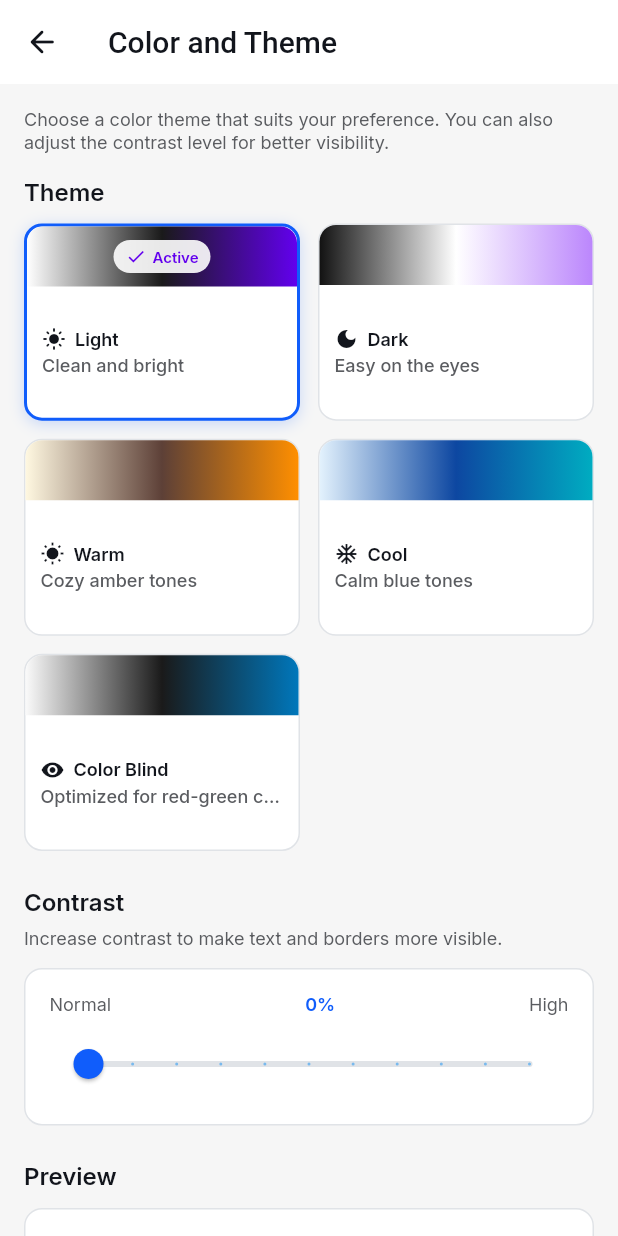
After one commit to vitrobiani/BinaApp, a Flutter app: the ThemeSettingsWidget screen opened by its route, on a phone screen of 412 x 824 dp. The commit adds this screen. Run offline on Flutter 3.47's test engine with Material 3 defaults, Android fonts, the light colour scheme and no system bars; our stand-ins replace auto_size_text, cached_network_image, csv, dropdown_button2, file_picker, flutter_animate and 17 more; missing offline and left inert: flutter_gemma, json_path, mime_type, mjpeg_stream, tflite_flutter; accounts and stored records are empty; network calls fail; Roboto replaces fonts that are missing (Readex Pro); statements that could not run were skipped.

Commit message:
creating theme change page
implemented the theme change page in the accessability menu

```diff
--- a/lib/app_core/nav/nav.dart
+++ b/lib/app_core/nav/nav.dart
@@ -234,6 +234,11 @@ GoRouter createRouter(AppStateNotifier appStateNotifier) => GoRouter(
               name: TextSettingsWidget.routeName,
               path: TextSettingsWidget.routePath,
               builder: (context, params) => TextSettingsWidget(),
+            ),
+            AppRoute(
+              name: ThemeSettingsWidget.routeName,
+              path: ThemeSettingsWidget.routePath,
+              builder: (context, params) => ThemeSettingsWidget(),
             ),
           ].map((r) => r.toRoute(appStateNotifier)).toList(),
         ),
--- a/lib/components/accessibility/accessibility_widget.dart
+++ b/lib/components/accessibility/accessibility_widget.dart
@@ -296,6 +296,11 @@ class _AccessibilityWidgetState extends State<AccessibilityWidget>
                                 Padding(
                                   padding: EdgeInsetsDirectional.fromSTEB(
                                       0.0, 0.0, 0.0, 1.0),
+                                  child: InkWell(
+                                    onTap: () {
+                                      Navigator.pop(context);
+                                      context.pushNamed(ThemeSettingsWidget.routeName);
+                                    },
                                     child: Container(
                                       width: double.infinity,
                                       decoration: BoxDecoration(
@@ -376,6 +381,7 @@ class _AccessibilityWidgetState extends State<AccessibilityWidget>
                                               size: 18.0,
                                             ),
                                           ],
+                                        ),
                                       ),
                                     ),
                                   ),
--- a/lib/index.dart
+++ b/lib/index.dart
@@ -44,3 +44,5 @@ export '/pages/other_pages/camera_connection/camera_connection_widget.dart'
     show CameraConnectionWidget;
 export '/pages/accessibility_pages/text_settings/text_settings_widget.dart'
     show TextSettingsWidget;
+export '/pages/accessibility_pages/theme_settings/theme_settings_widget.dart'
+    show ThemeSettingsWidget;
--- /dev/null
+++ b/lib/pages/accessibility_pages/theme_settings/theme_settings_model.dart
@@ -0,0 +1,11 @@
+import '/app_core/app_util.dart';
+import 'theme_settings_widget.dart' show ThemeSettingsWidget;
+import 'package:flutter/material.dart';
+
+class ThemeSettingsModel extends AppModel<ThemeSettingsWidget> {
+  @override
+  void initState(BuildContext context) {}
+
+  @override
+  void dispose() {}
+}
--- /dev/null
+++ b/lib/pages/accessibility_pages/theme_settings/theme_settings_widget.dart
@@ -0,0 +1,511 @@
+import 'package:flutter/material.dart';
+import 'package:google_fonts/google_fonts.dart';
+import 'package:provider/provider.dart';
+
+import '/app_core/app_theme.dart';
+import '/app_core/app_util.dart';
+import '/app_core/app_theme_type.dart';
+import '/services/accessibility_settings_service.dart';
+import 'theme_settings_model.dart';
+
+export 'theme_settings_model.dart';
+
+class ThemeSettingsWidget extends StatefulWidget {
+  const ThemeSettingsWidget({super.key});
+
+  static String routeName = 'ThemeSettings';
+  static String routePath = 'themeSettings';
+
+  @override
+  State<ThemeSettingsWidget> createState() => _ThemeSettingsWidgetState();
+}
+
+class _ThemeSettingsWidgetState extends State<ThemeSettingsWidget> {
+  late ThemeSettingsModel _model;
+  final scaffoldKey = GlobalKey<ScaffoldState>();
+
+  @override
+  void initState() {
+    super.initState();
+    _model = createModel(context, () => ThemeSettingsModel());
+  }
+
+  @override
+  void dispose() {
+    _model.maybeDispose();
+    super.dispose();
+  }
+
+  @override
+  Widget build(BuildContext context) {
+    // Listen to accessibility settings changes
+    context.watch<AccessibilitySettingsService>();
+    final settings = AccessibilitySettingsService.instance;
+    final currentTheme = settings.themeType;
+    final contrastLevel = settings.contrastLevel;
+
+    return Scaffold(
+      key: scaffoldKey,
+      backgroundColor: AppTheme.of(context).primaryBackground,
+      appBar: AppBar(
+        backgroundColor: AppTheme.of(context).secondaryBackground,
+        automaticallyImplyLeading: true,
+        leading: IconButton(
+          icon: Icon(
+            Icons.arrow_back_rounded,
+            color: AppTheme.of(context).primaryText,
+            size: 24.0,
+          ),
+          onPressed: () => Navigator.of(context).pop(),
+        ),
+        title: Text(
+          'Color and Theme',
+          style: AppTheme.of(context).headlineSmall,
+        ),
+        centerTitle: false,
+        elevation: 0.0,
+      ),
+      body: SafeArea(
+        child: SingleChildScrollView(
+          child: Column(
+            crossAxisAlignment: CrossAxisAlignment.start,
+            children: [
+              // Header description
+              Padding(
+                padding: const EdgeInsets.all(16.0),
+                child: Text(
+                  'Choose a color theme that suits your preference. You can also adjust the contrast level for better visibility.',
+                  style: AppTheme.of(context).bodyMedium.override(
+                        font: GoogleFonts.inter(),
+                        color: AppTheme.of(context).secondaryText,
+                      ),
+                ),
+              ),
+
+              // Theme selection header
+              Padding(
+                padding: const EdgeInsets.symmetric(horizontal: 16.0),
+                child: Text(
+                  'Theme',
+                  style: AppTheme.of(context).titleSmall.override(
+                        font: GoogleFonts.inter(),
+                        color: AppTheme.of(context).primaryText,
+                        fontWeight: FontWeight.w600,
+                      ),
+                ),
+              ),
+              const SizedBox(height: 12.0),
+
+              // Theme grid
+              Padding(
+                padding: const EdgeInsets.symmetric(horizontal: 16.0),
+                child: GridView.builder(
+                  shrinkWrap: true,
+                  physics: const NeverScrollableScrollPhysics(),
+                  gridDelegate: const SliverGridDelegateWithFixedCrossAxisCount(
+                    crossAxisCount: 2,
+                    crossAxisSpacing: 12.0,
+                    mainAxisSpacing: 12.0,
+                    childAspectRatio: 1.4,
+                  ),
+                  itemCount: AppThemeType.values.length,
+                  itemBuilder: (context, index) {
+                    final theme = AppThemeType.values[index];
+                    final isSelected = theme == currentTheme;
+
+                    return _ThemeCard(
+                      theme: theme,
+                      isSelected: isSelected,
+                      onTap: () async {
+                        await settings.setThemeType(theme);
+                        // Update the app's theme mode
+                        setDarkModeSetting(context, theme.themeMode);
+                        safeSetState(() {});
+                      },
+                    );
+                  },
+                ),
+              ),
+
+              const SizedBox(height: 24.0),
+
+              // Contrast slider section
+              Padding(
+                padding: const EdgeInsets.symmetric(horizontal: 16.0),
+                child: Text(
+                  'Contrast',
+                  style: AppTheme.of(context).titleSmall.override(
+                        font: GoogleFonts.inter(),
+                        color: AppTheme.of(context).primaryText,
+                        fontWeight: FontWeight.w600,
+                      ),
+                ),
+              ),
+              const SizedBox(height: 8.0),
+              Padding(
+                padding: const EdgeInsets.symmetric(horizontal: 16.0),
+                child: Text(
+                  'Increase contrast to make text and borders more visible.',
+                  style: AppTheme.of(context).bodySmall.override(
+                        font: GoogleFonts.inter(),
+                        color: AppTheme.of(context).secondaryText,
+                      ),
+                ),
+              ),
+              const SizedBox(height: 12.0),
+
+              // Contrast slider
+              Padding(
+                padding: const EdgeInsets.symmetric(horizontal: 16.0),
+                child: Container(
+                  width: double.infinity,
+                  padding: const EdgeInsets.all(16.0),
+                  decoration: BoxDecoration(
+                    color: AppTheme.of(context).secondaryBackground,
+                    borderRadius: BorderRadius.circular(12.0),
+                    border: Border.all(
+                      color: AppTheme.of(context).alternate,
+                    ),
+                  ),
+                  child: Column(
+                    children: [
+                      Row(
+                        mainAxisAlignment: MainAxisAlignment.spaceBetween,
+                        children: [
+                          Text(
+                            'Normal',
+                            style: AppTheme.of(context).bodySmall.override(
+                                  font: GoogleFonts.inter(),
+                                  color: AppTheme.of(context).secondaryText,
+                                ),
+                          ),
+                          Text(
+                            '${(contrastLevel * 100).toInt()}%',
+                            style: AppTheme.of(context).bodyMedium.override(
+                                  font: GoogleFonts.inter(),
+                                  color: AppTheme.of(context).primary,
+                                  fontWeight: FontWeight.w600,
+                                ),
+                          ),
+                          Text(
+                            'High',
+                            style: AppTheme.of(context).bodySmall.override(
+                                  font: GoogleFonts.inter(),
+                                  color: AppTheme.of(context).secondaryText,
+                                ),
+                          ),
+                        ],
+                      ),
+                      const SizedBox(height: 8.0),
+                      SliderTheme(
+                        data: SliderTheme.of(context).copyWith(
+                          activeTrackColor: AppTheme.of(context).primary,
+                          inactiveTrackColor: AppTheme.of(context).alternate,
+                          thumbColor: AppTheme.of(context).primary,
+                          overlayColor: AppTheme.of(context).primary.withValues(alpha: 0.2),
+                        ),
+                        child: Slider(
+                          value: contrastLevel,
+                          min: 0.0,
+                          max: 1.0,
+                          divisions: 10,
+                          onChanged: (value) async {
+                            await settings.setContrastLevel(value);
+                            safeSetState(() {});
+                          },
+                        ),
+                      ),
+                    ],
+                  ),
+                ),
+              ),
+
+              const SizedBox(height: 24.0),
+
+              // Preview section
+              Padding(
+                padding: const EdgeInsets.symmetric(horizontal: 16.0),
+                child: Text(
+                  'Preview',
+                  style: AppTheme.of(context).titleSmall.override(
+                        font: GoogleFonts.inter(),
+                        color: AppTheme.of(context).primaryText,
+                        fontWeight: FontWeight.w600,
+                      ),
+                ),
+              ),
+              const SizedBox(height: 12.0),
+              Padding(
+                padding: const EdgeInsets.symmetric(horizontal: 16.0),
+                child: _PreviewCard(contrastLevel: contrastLevel),
+              ),
+
+              const SizedBox(height: 24.0),
+
+              // Info note
+              Padding(
+                padding: const EdgeInsets.all(16.0),
+                child: Container(
+                  width: double.infinity,
+                  padding: const EdgeInsets.all(12.0),
+                  decoration: BoxDecoration(
+                    color: AppTheme.of(context).accent1.withValues(alpha: 0.3),
+                    borderRadius: BorderRadius.circular(8.0),
+                  ),
+                  child: Row(
+                    children: [
+                      Icon(
+                        Icons.info_outline,
+                        color: AppTheme.of(context).primary,
+                        size: 20.0,
+                      ),
+                      const SizedBox(width: 12.0),
+                      Expanded(
+                        child: Text(
+                          'Theme changes are applied immediately. Some screens may need to be refreshed to show the new theme.',
+                          style: AppTheme.of(context).bodySmall.override(
+                                font: GoogleFonts.inter(),
+                                color: AppTheme.of(context).primaryText,
+                              ),
+                        ),
+                      ),
+                    ],
+                  ),
+                ),
+              ),
+            ],
+          ),
+        ),
+      ),
+    );
+  }
+}
+
+/// Card widget for displaying a theme option
+class _ThemeCard extends StatelessWidget {
+  const _ThemeCard({
+    required this.theme,
+    required this.isSelected,
+    required this.onTap,
+  });
+
+  final AppThemeType theme;
+  final bool isSelected;
+  final VoidCallback onTap;
+
+  @override
+  Widget build(BuildContext context) {
+    return InkWell(
+      onTap: onTap,
+      borderRadius: BorderRadius.circular(12.0),
+      child: Container(
+        decoration: BoxDecoration(
+          color: AppTheme.of(context).secondaryBackground,
+          borderRadius: BorderRadius.circular(12.0),
+          border: Border.all(
+            color: isSelected
+                ? AppTheme.of(context).primary
+                : AppTheme.of(context).alternate,
+            width: isSelected ? 2.0 : 1.0,
+          ),
+          boxShadow: isSelected
+              ? [
+                  BoxShadow(
+                    color: AppTheme.of(context).primary.withValues(alpha: 0.2),
+                    blurRadius: 8.0,
+                    offset: const Offset(0, 2),
+                  ),
+                ]
+              : null,
+        ),
+        child: Column(
+          crossAxisAlignment: CrossAxisAlignment.start,
+          children: [
+            // Color preview strip
+            Container(
+              height: 40.0,
+              decoration: BoxDecoration(
+                borderRadius: const BorderRadius.vertical(
+                  top: Radius.circular(11.0),
+                ),
+                gradient: LinearGradient(
+                  colors: theme.previewColors,
+                  stops: const [0.0, 0.5, 1.0],
+                ),
+              ),
+              child: isSelected
+                  ? Center(
+                      child: Container(
+                        padding: const EdgeInsets.symmetric(
+                          horizontal: 8.0,
+                          vertical: 4.0,
+                        ),
+                        decoration: BoxDecoration(
+                          color: Colors.white.withValues(alpha: 0.9),
+                          borderRadius: BorderRadius.circular(12.0),
+                        ),
+                        child: Row(
+                          mainAxisSize: MainAxisSize.min,
+                          children: [
+                            Icon(
+                              Icons.check,
+                              size: 14.0,
+                              color: theme.previewColors[2],
+                            ),
+                            const SizedBox(width: 4.0),
+                            Text(
+                              'Active',
+                              style: GoogleFonts.inter(
+                                fontSize: 10.0,
+                                fontWeight: FontWeight.w600,
+                                color: theme.previewColors[2],
+                              ),
+                            ),
+                          ],
+                        ),
+                      ),
+                    )
+                  : null,
+            ),
+            // Theme info
+            Expanded(
+              child: Padding(
+                padding: const EdgeInsets.all(10.0),
+                child: Column(
+                  crossAxisAlignment: CrossAxisAlignment.start,
+                  mainAxisAlignment: MainAxisAlignment.center,
+                  children: [
+                    Row(
+                      children: [
+                        Icon(
+                          theme.icon,
+                          size: 16.0,
+                          color: AppTheme.of(context).primaryText,
+                        ),
+                        const SizedBox(width: 6.0),
+                        Expanded(
+                          child: Text(
+                            theme.displayName,
+                            style: AppTheme.of(context).bodyMedium.override(
+                                  font: GoogleFonts.inter(),
+                                  fontWeight: FontWeight.w600,
+                                ),
+                            overflow: TextOverflow.ellipsis,
+                          ),
+                        ),
+                      ],
+                    ),
+                    const SizedBox(height: 2.0),
+                    Text(
+                      theme.description,
+                      style: AppTheme.of(context).labelSmall.override(
+                            font: GoogleFonts.inter(),
+                            color: AppTheme.of(context).secondaryText,
+                          ),
+                      maxLines: 1,
+                      overflow: TextOverflow.ellipsis,
+                    ),
+                  ],
+                ),
+              ),
+            ),
+          ],
+        ),
+      ),
+    );
+  }
+}
+
+/// Preview card showing sample UI elements with current contrast
+class _PreviewCard extends StatelessWidget {
+  const _PreviewCard({required this.contrastLevel});
+
+  final double contrastLevel;
+
+  @override
+  Widget build(BuildContext context) {
+    // Calculate adjusted border width based on contrast
+    final borderWidth = 1.0 + (contrastLevel * 2.0);
+
+    return Container(
+      width: double.infinity,
+      padding: const EdgeInsets.all(16.0),
+      decoration: BoxDecoration(
+        color: AppTheme.of(context).secondaryBackground,
+        borderRadius: BorderRadius.circular(12.0),
+        border: Border.all(
+          color: AppTheme.of(context).alternate,
+          width: borderWidth,
+        ),
+      ),
+      child: Column(
+        crossAxisAlignment: CrossAxisAlignment.start,
+        children: [
+          Text(
+            'Sample Card',
+            style: AppTheme.of(context).titleMedium.override(
+                  font: GoogleFonts.inter(),
+                  color: AppTheme.of(context).primaryText,
+                ),
+          ),
+          const SizedBox(height: 8.0),
+          Text(
+            'This is how your content will look with the current theme and contrast settings.',
+            style: AppTheme.of(context).bodyMedium,
+          ),
+          const SizedBox(height: 12.0),
+          Row(
+            children: [
+              Expanded(
+                child: Container(
+                  padding: const EdgeInsets.symmetric(
+                    horizontal: 16.0,
+                    vertical: 10.0,
+                  ),
+                  decoration: BoxDecoration(
+                    color: AppTheme.of(context).primary,
+                    borderRadius: BorderRadius.circular(8.0),
+                  ),
+                  child: Text(
+                    'Primary Button',
+                    textAlign: TextAlign.center,
+                    style: GoogleFonts.inter(
+                      color: Colors.white,
+                      fontWeight: FontWeight.w500,
+                      fontSize: 12.0,
+                    ),
+                  ),
+                ),
+              ),
+              const SizedBox(width: 12.0),
+              Expanded(
+                child: Container(
+                  padding: const EdgeInsets.symmetric(
+                    horizontal: 16.0,
+                    vertical: 10.0,
+                  ),
+                  decoration: BoxDecoration(
+                    color: AppTheme.of(context).secondaryBackground,
+                    borderRadius: BorderRadius.circular(8.0),
+                    border: Border.all(
+                      color: AppTheme.of(context).alternate,
+                      width: borderWidth,
+                    ),
+                  ),
+                  child: Text(
+                    'Secondary',
+                    textAlign: TextAlign.center,
+                    style: AppTheme.of(context).bodySmall.override(
+                          font: GoogleFonts.inter(),
+                          fontWeight: FontWeight.w500,
+                        ),
+                  ),
+                ),
+              ),
+            ],
+          ),
+        ],
+      ),
+    );
+  }
+}
```
Lines whose indentation alone changed are shown as unchanged.
